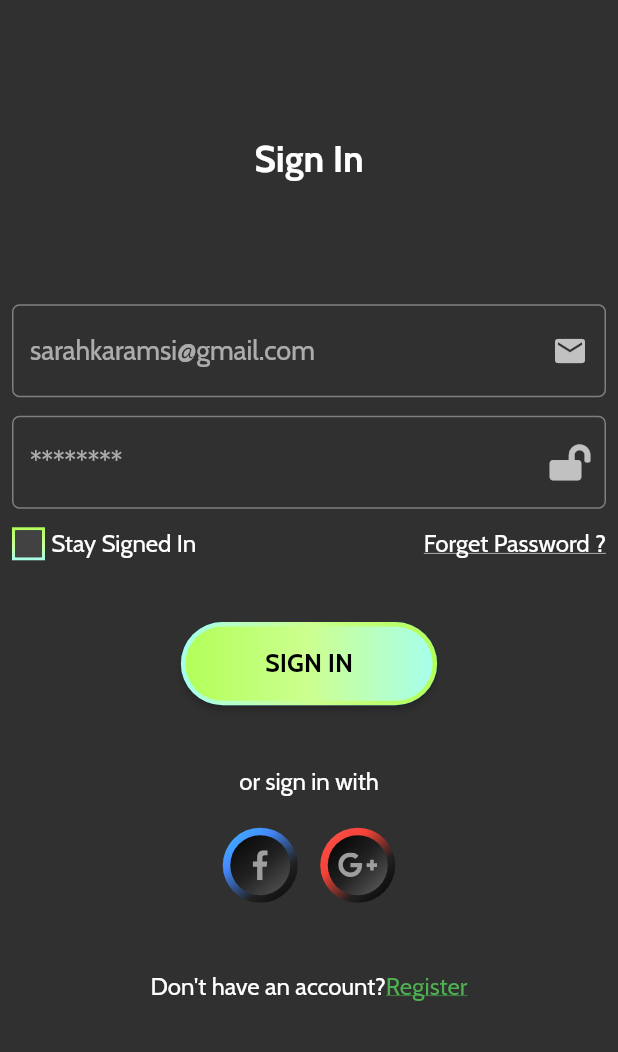
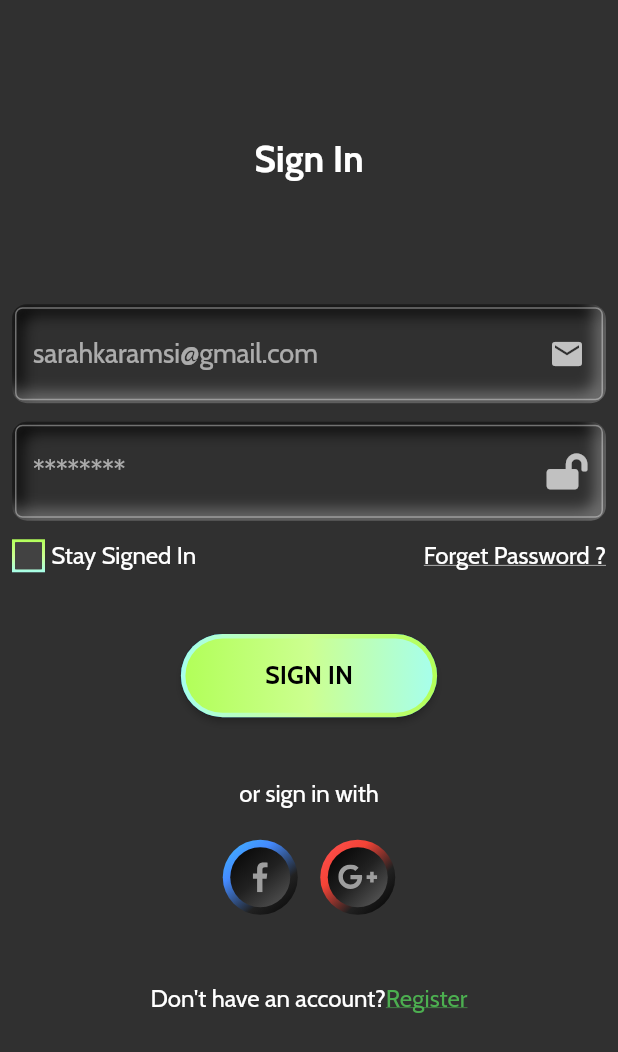
Before and after one commit to Taber1/SportsAppUIKIT, a Flutter app: the screen it shows after launch, on a phone screen of 412 x 824 dp. Shown: the top 1052 px of the screen. Run offline on Flutter 3.47's test engine with Material 2 defaults, Android fonts, the phone set to English and light mode, and no system bars; drawn by our look-alikes of flutter_neumorphic; our stand-ins replace flutter_svg, font_awesome_flutter.

Commit message:
shadow login

```diff
--- a/lib/login.dart
+++ b/lib/login.dart
@@ -1,4 +1,5 @@
 import 'package:flutter/material.dart';
+import 'package:flutter_neumorphic/flutter_neumorphic.dart';
 import 'package:flutter_svg/flutter_svg.dart';
 import 'package:font_awesome_flutter/font_awesome_flutter.dart';
 import 'package:sport/bottomAppbar.dart';
@@ -34,7 +35,17 @@ class _LoginScreenState extends State<LoginScreen> {
             ),
             Column(
               children: [
-                TextField(
+                Neumorphic(
+                  style: NeumorphicStyle(
+                      color: Colors.transparent,
+                      depth: -10,
+                      shadowDarkColorEmboss: Colors.black,
+                      shadowLightColorEmboss: Colors.white38,
+                      border: NeumorphicBorder(width: 2),
+                      intensity: 0.8,
+                      boxShape: NeumorphicBoxShape.roundRect(
+                          BorderRadius.circular(10))),
+                  child: TextField(
                       decoration: InputDecoration(
                           focusedBorder: OutlineInputBorder(
                               borderSide: BorderSide(color: Colors.green),
@@ -42,16 +53,25 @@ class _LoginScreenState extends State<LoginScreen> {
                           border: OutlineInputBorder(
                               borderRadius: BorderRadius.circular(5)),
                           hintText: 'sarahkaramsi@gmail.com',
-                        hintStyle: TextStyle(
-                          fontSize: 18,
-                        ),
+                          hintStyle: TextStyle(fontSize: 18),
                           suffixIcon: Icon(
                             Icons.mail,
                           ))),
+                ),
                 SizedBox(
                   height: MediaQuery.of(context).size.height * 0.015,
                 ),
-                TextField(
+                Neumorphic(
+                  style: NeumorphicStyle(
+                      color: Colors.transparent,
+                      depth: -10,
+                      shadowDarkColorEmboss: Colors.black,
+                      shadowLightColorEmboss: Colors.white38,
+                      border: NeumorphicBorder(width: 2),
+                      intensity: 0.8,
+                      boxShape: NeumorphicBoxShape.roundRect(
+                          BorderRadius.circular(10))),
+                  child: TextField(
                     decoration: InputDecoration(
                         focusedBorder: OutlineInputBorder(
                             borderSide: BorderSide(color: Colors.green),
@@ -65,6 +85,7 @@ class _LoginScreenState extends State<LoginScreen> {
                         suffixIcon: Icon(
                           FontAwesomeIcons.lockOpen,
                         )),
+                  ),
                 )
               ],
             ),
--- a/pubspec.yaml
+++ b/pubspec.yaml
@@ -30,6 +30,7 @@ dependencies:
   cupertino_icons: ^1.0.1
   font_awesome_flutter: ^8.11.0
   flutter_svg: ^0.19.2+1
+  flutter_neumorphic: ^3.0.3
 
 dev_dependencies:
   flutter_test:
```
Also changed, not shown: pubspec.lock. Lines whose indentation alone changed are shown as unchanged.
